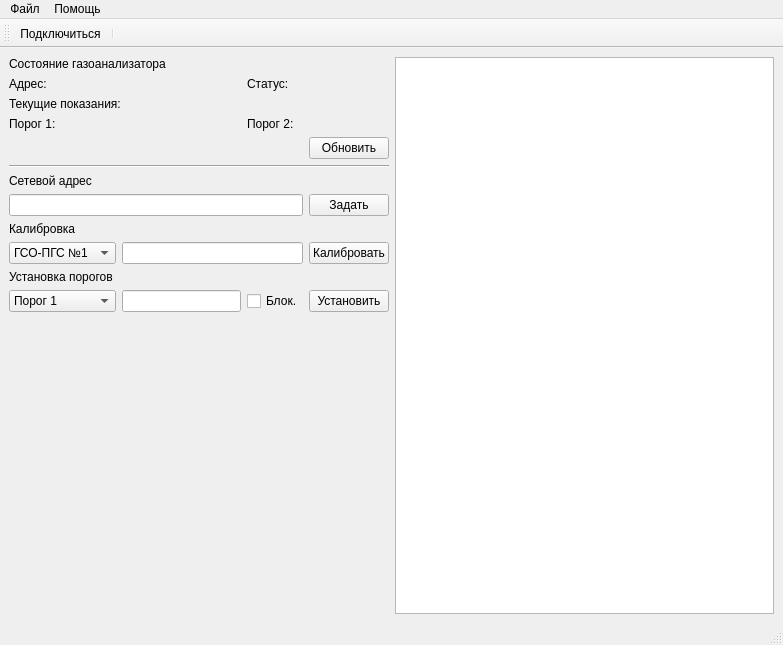
Before: the Qt Designer form app/mainwindow.ui in jumper047/stm30m, drawn with Qt 5.
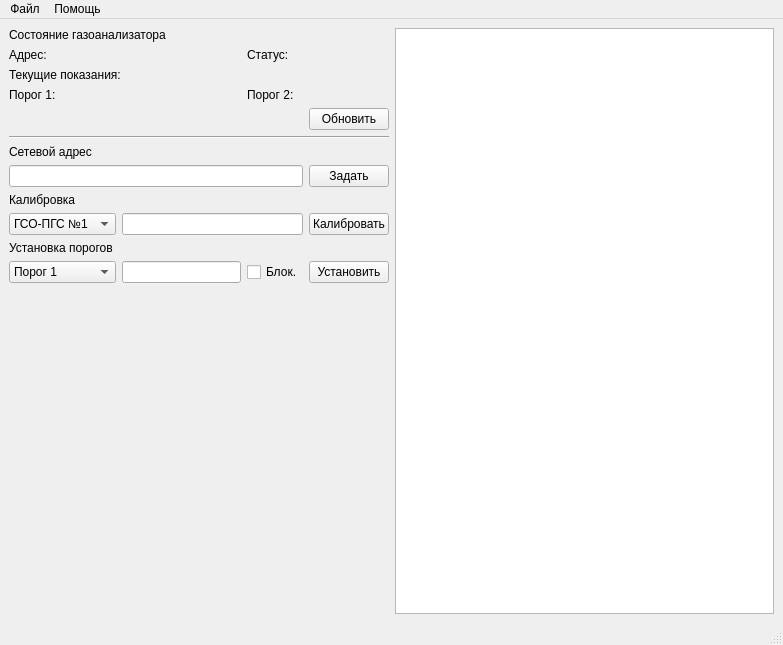
After: the same form once the commit is applied.

```diff
--- a/app/mainwindow.ui
+++ b/app/mainwindow.ui
@@ -190,6 +190,13 @@
         <property name="readOnly">
          <bool>true</bool>
         </property>
+        <property name="html">
+         <string>&lt;!DOCTYPE HTML PUBLIC &quot;-//W3C//DTD HTML 4.0//EN&quot; &quot;http://www.w3.org/TR/REC-html40/strict.dtd&quot;&gt;
+&lt;html&gt;&lt;head&gt;&lt;meta name=&quot;qrichtext&quot; content=&quot;1&quot; /&gt;&lt;style type=&quot;text/css&quot;&gt;
+p, li { white-space: pre-wrap; }
+&lt;/style&gt;&lt;/head&gt;&lt;body style=&quot; font-family:'Sans'; font-size:10pt; font-weight:400; font-style:normal;&quot;&gt;
+&lt;p style=&quot;-qt-paragraph-type:empty; margin-top:0px; margin-bottom:0px; margin-left:0px; margin-right:0px; -qt-block-indent:0; text-indent:0px;&quot;&gt;&lt;br /&gt;&lt;/p&gt;&lt;/body&gt;&lt;/html&gt;</string>
+        </property>
        </widget>
       </item>
      </layout>
@@ -223,19 +230,6 @@
    <addaction name="menu_2"/>
   </widget>
   <widget class="QStatusBar" name="statusbar"/>
-  <widget class="QToolBar" name="toolBar">
-   <property name="windowTitle">
-    <string>toolBar</string>
-   </property>
-   <attribute name="toolBarArea">
-    <enum>TopToolBarArea</enum>
-   </attribute>
-   <attribute name="toolBarBreak">
-    <bool>false</bool>
-   </attribute>
-   <addaction name="actionConnect"/>
-   <addaction name="separator"/>
-  </widget>
   <action name="action_3">
    <property name="text">
     <string>фыва</string>
```
Left out of the diff: 14 changed lines with no effect on the pictures.
